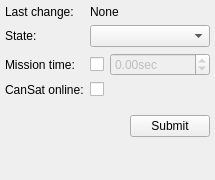
KrakSat-2016/kraksat-receiver, file app/ui/missionstatus.ui: the form before one commit.
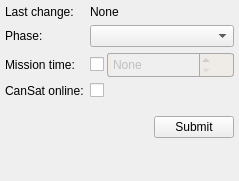
The form after the commit. Icons and pictures are not drawn.

Commit message: Implement Mission Status dock functionality

What changed in the file:
```diff
--- a/app/ui/missionstatus.ui
+++ b/app/ui/missionstatus.ui
@@ -6,8 +6,8 @@
    <rect>
     <x>0</x>
     <y>0</y>
-    <width>215</width>
-    <height>180</height>
+    <width>239</width>
+    <height>181</height>
    </rect>
   </property>
   <property name="windowTitle">
@@ -32,7 +32,7 @@
       <item row="1" column="0">
        <widget class="QLabel" name="label_6">
         <property name="text">
-         <string>State:</string>
+         <string>Phase:</string>
         </property>
        </widget>
       </item>
@@ -62,6 +62,9 @@
       </item>
       <item row="2" column="1">
        <layout class="QHBoxLayout" name="horizontalLayout_3">
+        <property name="spacing">
+         <number>3</number>
+        </property>
         <item>
          <widget class="QCheckBox" name="missionTimeCheckBox">
           <property name="toolTip">
@@ -70,25 +73,119 @@
          </widget>
         </item>
         <item>
-         <widget class="QDoubleSpinBox" name="missionTimeSpinBox">
+         <widget class="QFrame" name="missionTimeFrame">
           <property name="enabled">
            <bool>false</bool>
           </property>
-          <property name="sizePolicy">
-           <sizepolicy hsizetype="Expanding" vsizetype="Fixed">
-            <horstretch>0</horstretch>
-            <verstretch>0</verstretch>
-           </sizepolicy>
+          <property name="styleSheet">
+           <string notr="true">QFrame {
+	background-color: #fff;
+	border: 1px solid #aaa;
+	border-radius: 3px;
+}
+
+QFrame:disabled {
+	background-color: #efebe7;
+}</string>
           </property>
-          <property name="suffix">
-           <string>sec</string>
+          <property name="frameShape">
+           <enum>QFrame::StyledPanel</enum>
           </property>
-          <property name="minimum">
-           <double>-999.990000000000009</double>
+          <property name="frameShadow">
+           <enum>QFrame::Raised</enum>
           </property>
-          <property name="maximum">
-           <double>9999.989999999999782</double>
-          </property>
+          <layout class="QHBoxLayout" name="horizontalLayout_4">
+           <property name="spacing">
+            <number>0</number>
+           </property>
+           <property name="leftMargin">
+            <number>0</number>
+           </property>
+           <property name="topMargin">
+            <number>0</number>
+           </property>
+           <property name="rightMargin">
+            <number>0</number>
+           </property>
+           <property name="bottomMargin">
+            <number>0</number>
+           </property>
+           <item>
+            <spacer name="horizontalSpacer">
+             <property name="orientation">
+              <enum>Qt::Horizontal</enum>
+             </property>
+             <property name="sizeType">
+              <enum>QSizePolicy::Fixed</enum>
+             </property>
+             <property name="sizeHint" stdset="0">
+              <size>
+               <width>3</width>
+               <height>0</height>
+              </size>
+             </property>
+            </spacer>
+           </item>
+           <item>
+            <widget class="QDoubleSpinBox" name="missionTimeSpinBox">
+             <property name="sizePolicy">
+              <sizepolicy hsizetype="Expanding" vsizetype="Expanding">
+               <horstretch>0</horstretch>
+               <verstretch>0</verstretch>
+              </sizepolicy>
+             </property>
+             <property name="toolTip">
+              <string>Negative value means countdown to start</string>
+             </property>
+             <property name="frame">
+              <bool>false</bool>
+             </property>
+             <property name="specialValueText">
+              <string>None</string>
+             </property>
+             <property name="suffix">
+              <string>sec</string>
+             </property>
+             <property name="minimum">
+              <double>-1000.000000000000000</double>
+             </property>
+             <property name="maximum">
+              <double>9999.989999999999782</double>
+             </property>
+             <property name="value">
+              <double>-1000.000000000000000</double>
+             </property>
+            </widget>
+           </item>
+           <item>
+            <widget class="QToolButton" name="missionTimeNoneButton">
+             <property name="sizePolicy">
+              <sizepolicy hsizetype="Fixed" vsizetype="Expanding">
+               <horstretch>0</horstretch>
+               <verstretch>0</verstretch>
+              </sizepolicy>
+             </property>
+             <property name="toolTip">
+              <string>Set to None</string>
+             </property>
+             <property name="icon">
+              <iconset resource="res/res.qrc">
+               <normaloff>:/res/remove.svg</normaloff>
+               <disabledoff>:/res/remove_disabled.svg</disabledoff>
+               <disabledon>:/res/remove_disabled.svg</disabledon>:/res/remove.svg</iconset>
+             </property>
+             <property name="iconSize">
+              <size>
+               <width>14</width>
+               <height>14</height>
+              </size>
+             </property>
+             <property name="autoRaise">
+              <bool>true</bool>
+             </property>
+            </widget>
+           </item>
+          </layout>
          </widget>
         </item>
        </layout>
```
Left out of the diff: 72 changed lines with no effect on the pictures. The commit also changes 6 other files.
